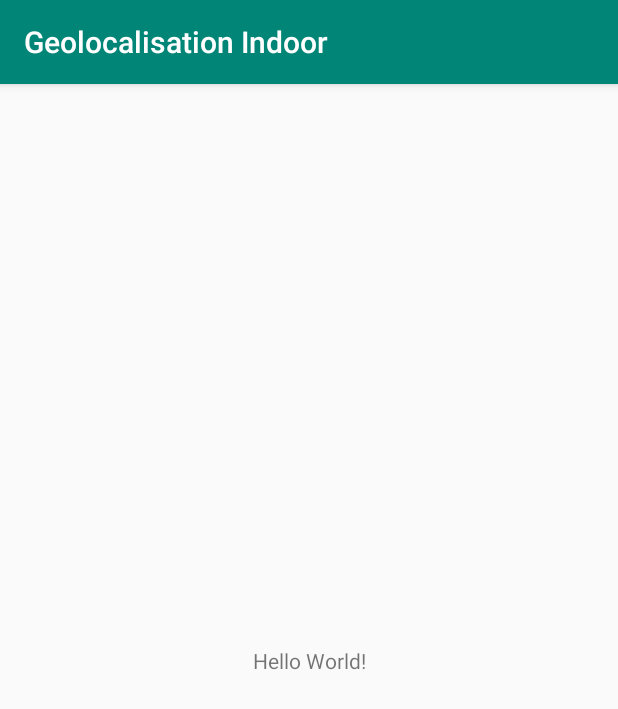
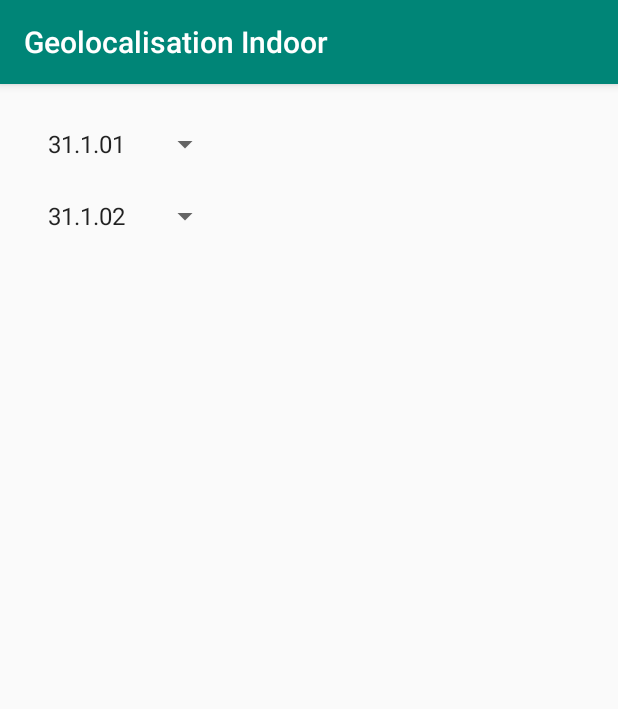
Before and after one commit to javaskater/GeolocalisationIndoor, an Android app: the screen it shows after launch (MainActivity), on a phone screen of 412 x 824 dp. Shown: the top 709 px of the screen. Run offline under Robolectric (Android 15) with nearby library versions, the phone set to English and light mode, and no system bars.

```diff
--- a/app/src/main/java/fr/cnam/nfa024/jpmena/geolocalisationindoor/LocalisationDatabase.java
+++ b/app/src/main/java/fr/cnam/nfa024/jpmena/geolocalisationindoor/LocalisationDatabase.java
@@ -2,6 +2,7 @@ package fr.cnam.nfa024.jpmena.geolocalisationindoor;
 
 import android.content.ContentValues;
 import android.content.Context;
+import android.database.Cursor;
 import android.database.sqlite.SQLiteDatabase;
 import android.database.sqlite.SQLiteOpenHelper;
 
@@ -11,7 +12,7 @@ public class LocalisationDatabase extends SQLiteOpenHelper {
     private static final String DATABASE_NAME = "GeolocalisationCNAM.db";
 
     private static final String TABLE_SALLES = "salles";
-    private static final String FIELD_NUMERO_SALLE = "numero_salle";
+    public static final String FIELD_NUMERO_SALLE = "numero_salle";
 
     private static final String TABLE_DEPLACEMENTS = "deplacements";
     private static final String FIELD_FROM = "de";
@@ -34,37 +35,254 @@ public class LocalisationDatabase extends SQLiteOpenHelper {
         ContentValues values = new ContentValues();
         values.put("_id", 1);
         values.put(FIELD_NUMERO_SALLE, "31.1.01");
+        long result = db.insertOrThrow(TABLE_SALLES, null, values);
         values.put("_id", 2);
         values.put(FIELD_NUMERO_SALLE, "31.1.02");
+        result = db.insertOrThrow(TABLE_SALLES, null, values);
         values.put("_id", 3);
         values.put(FIELD_NUMERO_SALLE, "31.1.03");
+        result = db.insertOrThrow(TABLE_SALLES, null, values);
         values.put("_id", 4);
         values.put(FIELD_NUMERO_SALLE, "31.1.04");
+        result = db.insertOrThrow(TABLE_SALLES, null, values);
         values.put("_id", 5);
         values.put(FIELD_NUMERO_SALLE, "31.2.01");
+        result = db.insertOrThrow(TABLE_SALLES, null, values);
         values.put("_id", 6);
         values.put(FIELD_NUMERO_SALLE, "31.2.02");
+        result = db.insertOrThrow(TABLE_SALLES, null, values);
         values.put("_id", 7);
         values.put(FIELD_NUMERO_SALLE, "31.2.03");
+        result = db.insertOrThrow(TABLE_SALLES, null, values);
         values.put("_id", 8);
         values.put(FIELD_NUMERO_SALLE, "31.2.04");
+        result = db.insertOrThrow(TABLE_SALLES, null, values);
         values.put("_id", 9);
         values.put(FIELD_NUMERO_SALLE, "31.3.01");
+        result = db.insertOrThrow(TABLE_SALLES, null, values);
         values.put("_id", 10);
         values.put(FIELD_NUMERO_SALLE, "31.3.02");
+        result = db.insertOrThrow(TABLE_SALLES, null, values);
         values.put("_id", 11);
         values.put(FIELD_NUMERO_SALLE, "31.3.03");
+        result = db.insertOrThrow(TABLE_SALLES, null, values);
         values.put("_id", 12);
         values.put(FIELD_NUMERO_SALLE, "31.3.04");
-        long result = db.insertOrThrow(TABLE_SALLES, null, values);
+        result = db.insertOrThrow(TABLE_SALLES, null, values);
         db.execSQL("CREATE TABLE "+TABLE_DEPLACEMENTS+" ( _id integer PRIMARY KEY," +
                 FIELD_FROM + " integer, "+ FIELD_TO +" integer, "+ FIELD_MOUVEMENT +" TEXT );");
+        values = new ContentValues();
+        values.put(FIELD_FROM,1);
+        values.put(FIELD_TO,2);
+        values.put(FIELD_MOUVEMENT, "SUD");
+        result = db.insertOrThrow(TABLE_DEPLACEMENTS, null, values);
+        values.put(FIELD_FROM,2);
+        values.put(FIELD_TO,1);
+        values.put(FIELD_MOUVEMENT, "NORD");
+        result = db.insertOrThrow(TABLE_DEPLACEMENTS, null, values);
+        values.put(FIELD_FROM,1);
+        values.put(FIELD_TO,3);
+        values.put(FIELD_MOUVEMENT, "EST");
+        result = db.insertOrThrow(TABLE_DEPLACEMENTS, null, values);
+        values.put(FIELD_FROM,3);
+        values.put(FIELD_TO,1);
+        values.put(FIELD_MOUVEMENT, "OUEST");
+        result = db.insertOrThrow(TABLE_DEPLACEMENTS, null, values);
+        values.put(FIELD_FROM,3);
+        values.put(FIELD_TO,4);
+        values.put(FIELD_MOUVEMENT, "SUD");
+        result = db.insertOrThrow(TABLE_DEPLACEMENTS, null, values);
+        values.put(FIELD_FROM,4);
+        values.put(FIELD_TO,3);
+        values.put(FIELD_MOUVEMENT, "NORD");
+        result = db.insertOrThrow(TABLE_DEPLACEMENTS, null, values);
+        values.put(FIELD_FROM,2);
+        values.put(FIELD_TO,4);
+        values.put(FIELD_MOUVEMENT, "EST");
+        result = db.insertOrThrow(TABLE_DEPLACEMENTS, null, values);
+        values.put(FIELD_FROM,4);
+        values.put(FIELD_TO,2);
+        values.put(FIELD_MOUVEMENT, "OUEST");
+        result = db.insertOrThrow(TABLE_DEPLACEMENTS, null, values);
+        values.put(FIELD_FROM,3);
+        values.put(FIELD_TO,7);
+        values.put(FIELD_MOUVEMENT, "EST+MONTER+OUEST+NORD");
+        result = db.insertOrThrow(TABLE_DEPLACEMENTS, null, values);
+        values.put(FIELD_FROM,7);
+        values.put(FIELD_TO,3);
+        values.put(FIELD_MOUVEMENT, "EST+DESCENDRE+OUEST+NORD");
+        result = db.insertOrThrow(TABLE_DEPLACEMENTS, null, values);
+        values.put(FIELD_FROM,4);
+        values.put(FIELD_TO,8);
+        values.put(FIELD_MOUVEMENT, "EST+MONTER+OUEST+SUD");
+        result = db.insertOrThrow(TABLE_DEPLACEMENTS, null, values);
+        values.put(FIELD_FROM,8);
+        values.put(FIELD_TO,4);
+        values.put(FIELD_MOUVEMENT, "EST+DESCENDRE+OUEST+SUD");
+        result = db.insertOrThrow(TABLE_DEPLACEMENTS, null, values);
+        values.put(FIELD_FROM,1);
+        values.put(FIELD_TO,5);
+        values.put(FIELD_MOUVEMENT, "OUEST+MONTER+EST+NORD");
+        result = db.insertOrThrow(TABLE_DEPLACEMENTS, null, values);
+        values.put(FIELD_FROM,5);
+        values.put(FIELD_TO,1);
+        values.put(FIELD_MOUVEMENT, "OUEST+DESCENDRE+EST+NORD");
+        result = db.insertOrThrow(TABLE_DEPLACEMENTS, null, values);
+        values.put(FIELD_FROM,2);
+        values.put(FIELD_TO,6);
+        values.put(FIELD_MOUVEMENT, "OUEST+MONTER+EST+SUD");
+        result = db.insertOrThrow(TABLE_DEPLACEMENTS, null, values);
+        values.put(FIELD_FROM,6);
+        values.put(FIELD_TO,2);
+        values.put(FIELD_MOUVEMENT, "OUEST+DESCENDRE+EST+SUD");
+        result = db.insertOrThrow(TABLE_DEPLACEMENTS, null, values);
+        values.put(FIELD_FROM,5);
+        values.put(FIELD_TO,6);
+        values.put(FIELD_MOUVEMENT, "SUD");
+        result = db.insertOrThrow(TABLE_DEPLACEMENTS, null, values);
+        values.put(FIELD_FROM,6);
+        values.put(FIELD_TO,5);
+        values.put(FIELD_MOUVEMENT, "NORD");
+        result = db.insertOrThrow(TABLE_DEPLACEMENTS, null, values);
+        values.put(FIELD_FROM,5);
+        values.put(FIELD_TO,7);
+        values.put(FIELD_MOUVEMENT, "EST");
+        result = db.insertOrThrow(TABLE_DEPLACEMENTS, null, values);
+        values.put(FIELD_FROM,7);
+        values.put(FIELD_TO,5);
+        values.put(FIELD_MOUVEMENT, "OUEST");
+        result = db.insertOrThrow(TABLE_DEPLACEMENTS, null, values);
+        values.put(FIELD_FROM,6);
+        values.put(FIELD_TO,8);
+        values.put(FIELD_MOUVEMENT, "EST");
+        result = db.insertOrThrow(TABLE_DEPLACEMENTS, null, values);
+        values.put(FIELD_FROM,8);
+        values.put(FIELD_TO,6);
+        values.put(FIELD_MOUVEMENT, "OUEST");
+        result = db.insertOrThrow(TABLE_DEPLACEMENTS, null, values);
+        values.put(FIELD_FROM,5);
+        values.put(FIELD_TO,9);
+        values.put(FIELD_MOUVEMENT, "SUD+OUEST+MONTER+EST+NORD");
+        result = db.insertOrThrow(TABLE_DEPLACEMENTS, null, values);
+        values.put(FIELD_FROM,5);
+        values.put(FIELD_TO,10);
+        values.put(FIELD_MOUVEMENT, "SUD+OUEST+MONTER+EST+SUD");
+        result = db.insertOrThrow(TABLE_DEPLACEMENTS, null, values);
+        values.put(FIELD_FROM,9);
+        values.put(FIELD_TO,5);
+        values.put(FIELD_MOUVEMENT, "SUD+OUEST+DESCENDRE+NORD");
+        result = db.insertOrThrow(TABLE_DEPLACEMENTS, null, values);
+        values.put(FIELD_FROM,10);
+        values.put(FIELD_TO,5);
+        values.put(FIELD_MOUVEMENT, "NORD+OUEST+DESCENDRE+NORD");
+        result = db.insertOrThrow(TABLE_DEPLACEMENTS, null, values);
 
+        values.put(FIELD_FROM,6);
+        values.put(FIELD_TO,9);
+        values.put(FIELD_MOUVEMENT, "NORD+OUEST+MONTER+EST+NORD");
+        result = db.insertOrThrow(TABLE_DEPLACEMENTS, null, values);
+        values.put(FIELD_FROM,6);
+        values.put(FIELD_TO,10);
+        values.put(FIELD_MOUVEMENT, "NORD+OUEST+MONTER+EST+SUD");
+        result = db.insertOrThrow(TABLE_DEPLACEMENTS, null, values);
+        values.put(FIELD_FROM,9);
+        values.put(FIELD_TO,6);
+        values.put(FIELD_MOUVEMENT, "SUD+OUEST+DESCENDRE+SUD");
+        result = db.insertOrThrow(TABLE_DEPLACEMENTS, null, values);
+        values.put(FIELD_FROM,10);
+        values.put(FIELD_TO,6);
+        values.put(FIELD_MOUVEMENT, "NORD+OUEST+DESCENDRE+SUD");
+        result = db.insertOrThrow(TABLE_DEPLACEMENTS, null, values);
 
+        values.put(FIELD_FROM,9);
+        values.put(FIELD_TO,10);
+        values.put(FIELD_MOUVEMENT, "SUD");
+        result = db.insertOrThrow(TABLE_DEPLACEMENTS, null, values);
+        values.put(FIELD_FROM,10);
+        values.put(FIELD_TO,9);
+        values.put(FIELD_MOUVEMENT, "NORD");
+        result = db.insertOrThrow(TABLE_DEPLACEMENTS, null, values);
+
+        values.put(FIELD_FROM,9);
+        values.put(FIELD_TO,11);
+        values.put(FIELD_MOUVEMENT, "EST");
+        result = db.insertOrThrow(TABLE_DEPLACEMENTS, null, values);
+        values.put(FIELD_FROM,11);
+        values.put(FIELD_TO,9);
+        values.put(FIELD_MOUVEMENT, "OUEST");
+        result = db.insertOrThrow(TABLE_DEPLACEMENTS, null, values);
+
+        values.put(FIELD_FROM,10);
+        values.put(FIELD_TO,12);
+        values.put(FIELD_MOUVEMENT, "EST");
+        result = db.insertOrThrow(TABLE_DEPLACEMENTS, null, values);
+        values.put(FIELD_FROM,12);
+        values.put(FIELD_TO,10);
+        values.put(FIELD_MOUVEMENT, "OUEST");
+        result = db.insertOrThrow(TABLE_DEPLACEMENTS, null, values);
+
+        values.put(FIELD_FROM,12);
+        values.put(FIELD_TO,11);
+        values.put(FIELD_MOUVEMENT, "NORD");
+        result = db.insertOrThrow(TABLE_DEPLACEMENTS, null, values);
+        values.put(FIELD_FROM,11);
+        values.put(FIELD_TO,12);
+        values.put(FIELD_MOUVEMENT, "SUD");
+        result = db.insertOrThrow(TABLE_DEPLACEMENTS, null, values);
+
+        values.put(FIELD_FROM,11);
+        values.put(FIELD_TO,7);
+        values.put(FIELD_MOUVEMENT, "SUD+EST+DESCENDRE+OUEST+NORD");
+        result = db.insertOrThrow(TABLE_DEPLACEMENTS, null, values);
+        values.put(FIELD_FROM,7);
+        values.put(FIELD_TO,11);
+        values.put(FIELD_MOUVEMENT, "SUD+EST+MONTER+OUEST+NORD");
+        result = db.insertOrThrow(TABLE_DEPLACEMENTS, null, values);
+
+        values.put(FIELD_FROM,12);
+        values.put(FIELD_TO,7);
+        values.put(FIELD_MOUVEMENT, "NORD+EST+DESCENDRE+OUEST+NORD");
+        result = db.insertOrThrow(TABLE_DEPLACEMENTS, null, values);
+        values.put(FIELD_FROM,7);
+        values.put(FIELD_TO,12);
+        values.put(FIELD_MOUVEMENT, "SUD+EST+MONTER+OUEST+SUD");
+        result = db.insertOrThrow(TABLE_DEPLACEMENTS, null, values);
+
+        values.put(FIELD_FROM,11);
+        values.put(FIELD_TO,8);
+        values.put(FIELD_MOUVEMENT, "SUD+EST+DESCENDRE+OUEST+SUD");
+        result = db.insertOrThrow(TABLE_DEPLACEMENTS, null, values);
+        values.put(FIELD_FROM,8);
+        values.put(FIELD_TO,11);
+        values.put(FIELD_MOUVEMENT, "NORD+EST+MONTER+OUEST+NORD");
+        result = db.insertOrThrow(TABLE_DEPLACEMENTS, null, values);
+
+        values.put(FIELD_FROM,12);
+        values.put(FIELD_TO,8);
+        values.put(FIELD_MOUVEMENT, "NORD+EST+DESCENDRE+OUEST+SUD");
+        result = db.insertOrThrow(TABLE_DEPLACEMENTS, null, values);
+        values.put(FIELD_FROM,8);
+        values.put(FIELD_TO,12);
+        values.put(FIELD_MOUVEMENT, "NORD+EST+MONTER+OUEST+SUD");
+        result = db.insertOrThrow(TABLE_DEPLACEMENTS, null, values);
     }
 
     @Override
     public void onUpgrade(SQLiteDatabase db, int oldVersion, int newVersion) {
 
     }
+
+    public Cursor getLieuxDepartList() {
+        SQLiteDatabase db = getReadableDatabase();
+        if (db==null) return null;
+        String query = "SELECT _id, " + FIELD_NUMERO_SALLE + " FROM " + TABLE_SALLES + " ORDER BY _id ASC";
+        return db.rawQuery(query, null);
+    }
+
+    public Cursor getLieuxArriveeList(long idDepart) {
+        SQLiteDatabase db = getReadableDatabase();
+        if (db==null) return null;
+        String query = "SELECT _id, " + FIELD_NUMERO_SALLE + " FROM " + TABLE_SALLES + " WHERE _id <> "+idDepart+" ORDER BY _id ASC";
+        return db.rawQuery(query, null);
+    }
 }
--- a/app/src/main/java/fr/cnam/nfa024/jpmena/geolocalisationindoor/MainActivity.java
+++ b/app/src/main/java/fr/cnam/nfa024/jpmena/geolocalisationindoor/MainActivity.java
@@ -1,14 +1,42 @@
 
 package fr.cnam.nfa024.jpmena.geolocalisationindoor;
 
+import android.database.Cursor;
 import android.support.v7.app.AppCompatActivity;
 import android.os.Bundle;
+import android.view.View;
+import android.widget.AdapterView;
+import android.widget.ListView;
+import android.widget.Spinner;
+import android.widget.Toast;
 
 public class MainActivity extends AppCompatActivity {
+
+    private LocalisationDatabase mDB;
+    private Spinner mLieuDepart;
+    private Spinner mLieuArrivee;
 
     @Override
     protected void onCreate(Bundle savedInstanceState) {
         super.onCreate(savedInstanceState);
         setContentView(R.layout.activity_main);
+        mDB = new LocalisationDatabase(this);
+        mLieuDepart = (Spinner)findViewById(R.id.lieuDeDepart);
+        mLieuArrivee = (Spinner)findViewById(R.id.lieuDeArrivee);
+        Cursor lieuxDepart = mDB.getLieuxDepartList();
+        mLieuDepart.setAdapter(new SallesAdapter(this, lieuxDepart,0));
+        mLieuDepart.setOnItemSelectedListener(new AdapterView.OnItemSelectedListener() {
+            @Override
+            public void onItemSelected(AdapterView<?> parent, View view, int position, long id) {
+                //Toast.makeText(MainActivity.this, "position:"+ position+ " et id:"+id, Toast.LENGTH_LONG).show();
+                Cursor lieuxArrivee = mDB.getLieuxArriveeList(id);
+                mLieuArrivee.setAdapter(new SallesAdapter(MainActivity.this, lieuxArrivee,0));
+            }
+
+            @Override
+            public void onNothingSelected(AdapterView<?> parent) {
+
+            }
+        });
     }
 }
--- /dev/null
+++ b/app/src/main/java/fr/cnam/nfa024/jpmena/geolocalisationindoor/SallesAdapter.java
@@ -0,0 +1,28 @@
+package fr.cnam.nfa024.jpmena.geolocalisationindoor;
+
+import android.content.Context;
+import android.database.Cursor;
+import android.support.v4.widget.CursorAdapter;
+import android.view.LayoutInflater;
+import android.view.View;
+import android.view.ViewGroup;
+import android.widget.TextView;
+
+public class SallesAdapter extends CursorAdapter {
+
+
+    public SallesAdapter(Context context, Cursor c, int flags) {
+        super(context, c, flags);
+    }
+
+    @Override
+    public View newView(Context context, Cursor cursor, ViewGroup viewGroup) {
+        return LayoutInflater.from(context).inflate(android.R.layout.simple_list_item_1, viewGroup, false);
+    }
+
+    @Override
+    public void bindView(View view, Context context, Cursor cursor) {
+        TextView textView = (TextView)view.findViewById(android.R.id.text1);
+        textView.setText(cursor.getString(cursor.getColumnIndex(LocalisationDatabase.FIELD_NUMERO_SALLE)));
+    }
+}
--- a/app/src/main/res/layout/activity_main.xml
+++ b/app/src/main/res/layout/activity_main.xml
@@ -1,18 +1,45 @@
 <?xml version="1.0" encoding="utf-8"?>
-<android.support.constraint.ConstraintLayout xmlns:android="http://schemas.android.com/apk/res/android"
-    xmlns:app="http://schemas.android.com/apk/res-auto"
-    xmlns:tools="http://schemas.android.com/tools"
+<RelativeLayout xmlns:android="http://schemas.android.com/apk/res/android"
     android:layout_width="match_parent"
     android:layout_height="match_parent"
-    tools:context=".MainActivity">
-
-    <TextView
+    android:paddingBottom="@dimen/activity_vertical_margin"
+    android:paddingLeft="@dimen/activity_horizontal_margin"
+    android:paddingRight="@dimen/activity_horizontal_margin"
+    android:paddingTop="@dimen/activity_vertical_margin">
+    <!--<EditText
+        android:id="@+id/editTextWord"
         android:layout_width="wrap_content"
         android:layout_height="wrap_content"
-        android:text="Hello World!"
-        app:layout_constraintBottom_toBottomOf="parent"
-        app:layout_constraintLeft_toLeftOf="parent"
-        app:layout_constraintRight_toRightOf="parent"
-        app:layout_constraintTop_toTopOf="parent" />
+        android:layout_alignParentTop="true"
+        android:layout_alignParentLeft="true"
+        android:layout_alignParentStart="true"
+        android:hint="Word"/>
+    <EditText
+        android:id="@+id/editTextDefinition"
+        android:layout_width="match_parent"
+        android:layout_height="wrap_content"
+        android:layout_below="@+id/editTextWord"
+        android:layout_alignParentLeft="true"
+        android:layout_alignParentStart="true"
+        android:hint="Definition"/>
+    <Button
+        android:layout_width="wrap_content"
+        android:layout_height="wrap_content"
+        android:text="Save"
+        android:id="@+id/buttonAddUpdate"
+        android:layout_alignParentRight="true"
+        android:layout_alignParentTop="true" />-->
+    <Spinner
+        android:layout_width="wrap_content"
+        android:layout_height="wrap_content"
+        android:id="@+id/lieuDeDepart"
+        android:layout_alignParentLeft="true"
+        android:layout_alignParentTop="true" />
 
-</android.support.constraint.ConstraintLayout>
+    <Spinner
+        android:id="@+id/lieuDeArrivee"
+        android:layout_width="wrap_content"
+        android:layout_height="wrap_content"
+        android:layout_below="@id/lieuDeDepart"
+        android:layout_alignParentLeft="true" />
+</RelativeLayout>
--- /dev/null
+++ b/app/src/main/res/values/dimens.xml
@@ -0,0 +1,6 @@
+<?xml version="1.0" encoding="utf-8"?>
+<resources>
+    <!-- Default screen margins, per the Android Design guidelines. -->
+    <dimen name="activity_horizontal_margin">16dp</dimen>
+    <dimen name="activity_vertical_margin">16dp</dimen>
+</resources>
```
Also changed, not shown: 2 other files.
